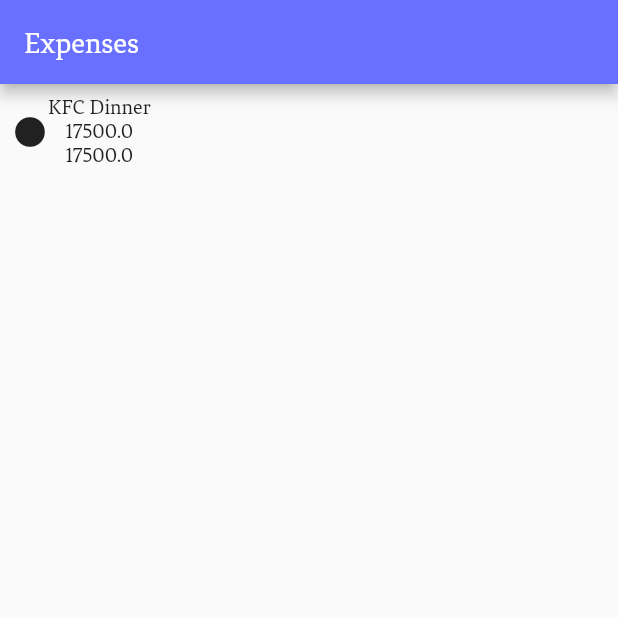
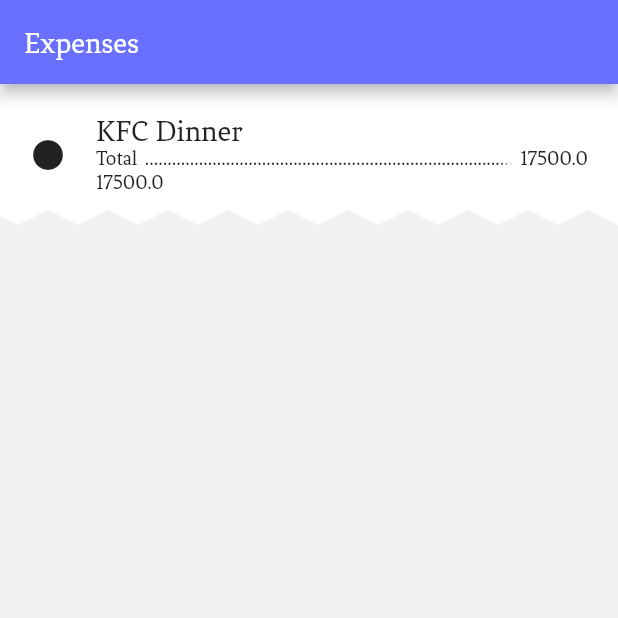
Before and after one commit to yescorp/bill_share_fe, a Flutter app: the screen it shows after launch, on a phone screen of 412 x 824 dp, the top half of it. Run offline on Flutter 3.47's test engine with Material 2 defaults, Android fonts, the light colour scheme and no system bars; our stand-ins replace bloc, dio, flutter_bloc, flutter_svg, freezed_annotation, get_it and 1 more; missing offline and left inert: graphic, mobile_scanner.

Commit message:
dot separated list tile component added

```diff
--- a/lib/mobile/pages/expense_list/view/expense_list_screen.dart
+++ b/lib/mobile/pages/expense_list/view/expense_list_screen.dart
@@ -4,6 +4,8 @@
 import 'package:bill_share/mobile/pages/expense_list/view/expense_list_cubit.dart';
 import 'package:bill_share/mobile/pages/expense_list/view/expense_list_state.dart';
 import 'package:bill_share/services/navigation/api/navigation_provider.dart';
+import 'package:bill_share/styles/colors.dart';
+import 'package:bill_share/styles/text_styles.dart';
 import 'package:flutter/material.dart';
 
 class ExpenseListScreen
@@ -24,6 +26,7 @@
   @override
   Widget buildPage(context, cubit, state) {
     return Scaffold(
+      backgroundColor: AppColors.background,
       appBar: AppBar(
         title: Text('Expenses'),
       ),
@@ -32,18 +35,47 @@
         itemBuilder: (context, index) {
           return WavyContainer(
             container: Container(
-                padding: EdgeInsets.all(8),
+                color: AppColors.white,
+                padding: EdgeInsets.all(20),
                 child: Column(
                   children: [
                     Row(
                       children: [
                         Icon(Icons.circle),
-                        Column(
-                          children: [
-                            Text(state.details[index].name),
-                            Text('${state.details[index].totalPrice}'),
-                            Text('${state.details[index].paidPrice}'),
-                          ],
+                        const SizedBox(width: 20),
+                        Expanded(
+                          child: Column(
+                            crossAxisAlignment: CrossAxisAlignment.start,
+                            children: [
+                              Text(
+                                state.details[index].name,
+                                textAlign: TextAlign.start,
+                                style: TextStyle(
+                                  fontSize: FontSizes.h3,
+                                ),
+                              ),
+                              Row(
+                                children: [
+                                  Text('Total'),
+                                  const SizedBox(width: 5),
+                                  Expanded(
+                                    child: Text(
+                                      '.' * 100,
+                                      overflow: TextOverflow.fade,
+                                      softWrap: false,
+                                    ),
+                                  ),
+                                  const SizedBox(width: 5),
+                                  Text('${state.details[index].totalPrice}'),
+                                ],
+                              ),
+                              Row(
+                                children: [
+                                  Text('${state.details[index].paidPrice}'),
+                                ],
+                              )
+                            ],
+                          ),
                         ),
                       ],
                     ),
```
Also changed, not shown: lib/mobile/components/dot_separated_list_tile.dart (added, +41 -0 lines).
